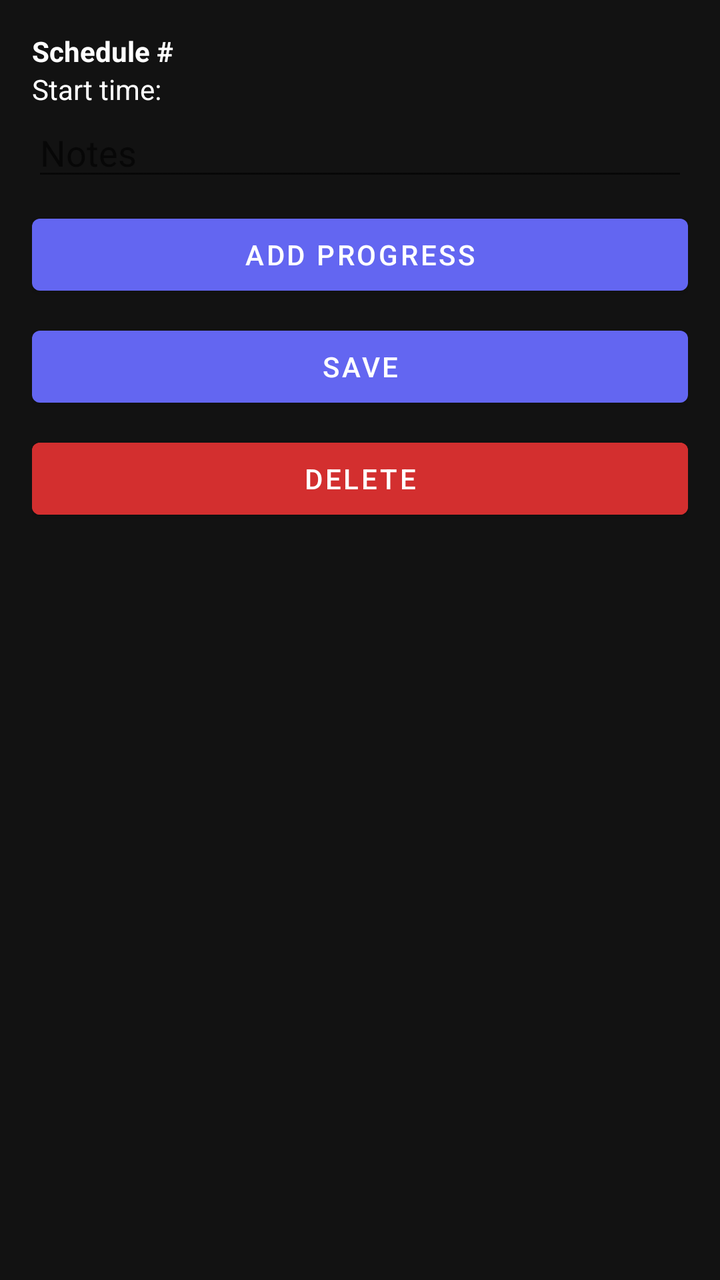
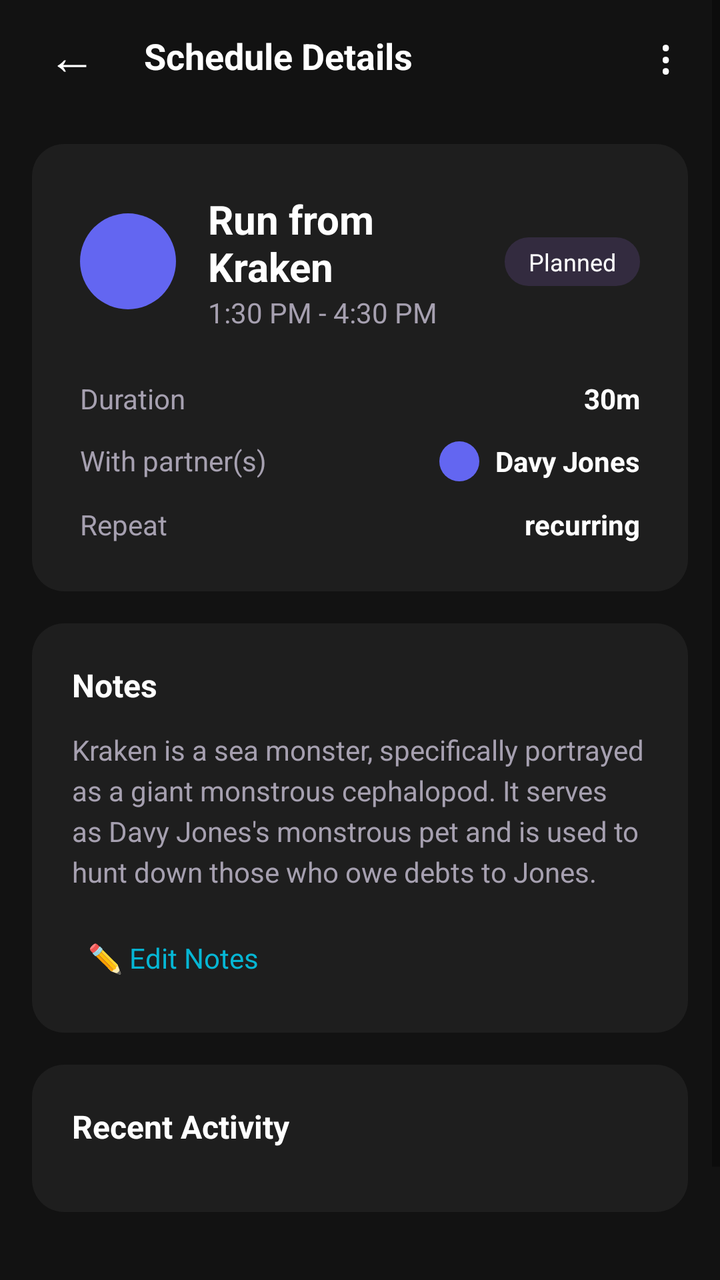

Before-and-after screenshots of an Android layout around one commit, followed by the original layout XML and the change that was made.
<!-- AndroidManifest.xml: application theme Theme.MyApplication -->
<!-- res/layout/activity_schedule_detail.xml -->
<?xml version="1.0" encoding="utf-8"?>
<ScrollView xmlns:android="http://schemas.android.com/apk/res/android"
    android:layout_width="match_parent"
    android:layout_height="match_parent"
    android:padding="16dp">

    <LinearLayout
        android:orientation="vertical"
        android:layout_width="match_parent"
        android:layout_height="wrap_content">

        <TextView
            android:id="@+id/tvScheduleId"
            android:layout_width="wrap_content"
            android:layout_height="wrap_content"
            android:text="Schedule #"
            android:textStyle="bold" />

        <TextView
            android:id="@+id/tvStartTime"
            android:layout_width="match_parent"
            android:layout_height="wrap_content"
            android:text="Start time:" />

        <EditText
            android:id="@+id/etNotes"
            android:layout_width="match_parent"
            android:layout_height="wrap_content"
            android:hint="Notes" />
        <Button
            android:id="@+id/btnAddProgress"
            android:layout_width="match_parent"
            android:layout_height="wrap_content"
            android:text="Add Progress"
            android:layout_marginTop="8dp" />

        <Button
            android:id="@+id/btnSave"
            android:layout_width="match_parent"
            android:layout_height="wrap_content"
            android:text="Save"
            android:layout_marginTop="8dp" />

        <Button
            android:id="@+id/btnDelete"
            android:layout_width="match_parent"
            android:layout_height="wrap_content"
            android:text="Delete"
            android:layout_marginTop="8dp"
            android:backgroundTint="#D32F2F"
            android:textColor="#FFFFFF" />

    </LinearLayout>

</ScrollView>
<!-- resources referenced by this layout -->
<resources>
  <style name="Theme.MyApplication" parent="Theme.MaterialComponents.DayNight.DarkActionBar">
          
          <item name="colorPrimary">@color/accent_purple_start</item>
          <item name="colorPrimaryVariant">@color/accent_purple_end</item>
          <item name="colorOnPrimary">@color/text_primary</item>
  
          <item name="colorSecondary">@color/accent_green</item>
          <item name="colorOnSecondary">@color/text_primary</item>
  
          <item name="android:statusBarColor">@color/bg_default</item>
          <item name="android:navigationBarColor">@color/bg_default</item>
  
          
          <item name="android:colorBackground">@color/bg_default</item>
          <item name="android:textColor">@color/text_primary</item>
          <item name="android:windowBackground">@color/bg_default</item>
      </style>
  <color name="accent_purple_start">#6366F1</color>
  <color name="accent_purple_end">#8B5CF6</color>
  <color name="text_primary">#FFFFFF</color>
  <color name="accent_green">#10B981</color>
  <color name="bg_default">#121212</color>
</resources>

<!-- the commit's change to res/layout/activity_schedule_detail.xml (unified diff, before → after) -->
@@ -2,53 +2,349 @@
 <ScrollView xmlns:android="http://schemas.android.com/apk/res/android"
     android:layout_width="match_parent"
     android:layout_height="match_parent"
-    android:padding="16dp">
+    android:background="@color/bg_default"
+    android:fillViewport="true">
 
     <LinearLayout
-        android:orientation="vertical"
         android:layout_width="match_parent"
-        android:layout_height="wrap_content">
-
+        android:layout_height="wrap_content"
+        android:orientation="vertical">
+
+        
+        <LinearLayout
+            android:layout_width="match_parent"
+            android:layout_height="56dp"
+            android:background="@color/bg_default"
+            android:gravity="center_vertical"
+            android:orientation="horizontal"
+            android:paddingStart="16dp"
+            android:paddingEnd="16dp">
+
+            <TextView
+                android:id="@+id/btnBack"
+                android:layout_width="wrap_content"
+                android:layout_height="wrap_content"
+                android:background="?attr/selectableItemBackgroundBorderless"
+                android:clickable="true"
+                android:focusable="true"
+                android:padding="8dp"
+                android:text="←"
+                android:textColor="@color/text_primary"
+                android:textSize="24sp" />
+
+            <TextView
+                android:layout_width="0dp"
+                android:layout_height="wrap_content"
+                android:layout_marginStart="16dp"
+                android:layout_weight="1"
+                android:text="Schedule Details"
+                android:textColor="@color/text_primary"
+                android:textSize="18sp"
+                android:textStyle="bold" />
+
+            <TextView
+                android:id="@+id/btnMenu"
+                android:layout_width="wrap_content"
+                android:layout_height="wrap_content"
+                android:background="?attr/selectableItemBackgroundBorderless"
+                android:clickable="true"
+                android:focusable="true"
+                android:padding="8dp"
+                android:text="⋮"
+                android:textColor="@color/text_primary"
+                android:textSize="24sp" />
+
+        </LinearLayout>
+
+        
+        <LinearLayout
+            android:layout_width="match_parent"
+            android:layout_height="wrap_content"
+            android:layout_margin="16dp"
+            android:background="@drawable/bg_card"
+            android:orientation="vertical"
+            android:padding="24dp">
+
+            
+            <LinearLayout
+                android:layout_width="match_parent"
+                android:layout_height="wrap_content"
+                android:gravity="center_vertical"
+                android:orientation="horizontal">
+
+                <View
+                    android:id="@+id/ivHabitIcon"
+                    android:layout_width="48dp"
+                    android:layout_height="48dp"
+                    android:background="@drawable/bg_circle" />
+
+                <LinearLayout
+                    android:layout_width="0dp"
+                    android:layout_height="wrap_content"
+                    android:layout_marginStart="16dp"
+                    android:layout_weight="1"
+                    android:orientation="vertical">
+
+                    <TextView
+                        android:id="@+id/tvHabitName"
+                        android:layout_width="wrap_content"
+                        android:layout_height="wrap_content"
+                        android:text="Run from Kraken"
+                        android:textColor="@color/text_primary"
+                        android:textSize="20sp"
+                        android:textStyle="bold" />
+
+                    <TextView
+                        android:id="@+id/tvScheduleTime"
+                        android:layout_width="wrap_content"
+                        android:layout_height="wrap_content"
+                        android:text="1:30 PM - 4:30 PM"
+                        android:textColor="@color/text_secondary"
+                        android:textSize="14sp" />
+
+                </LinearLayout>
+
+                <TextView
+                    android:id="@+id/tvStatus"
+                    android:layout_width="wrap_content"
+                    android:layout_height="wrap_content"
+                    android:background="@drawable/bg_status_chip"
+                    android:paddingStart="12dp"
+                    android:paddingTop="4dp"
+                    android:paddingEnd="12dp"
+                    android:paddingBottom="4dp"
+                    android:text="Planned"
+                    android:textColor="@color/text_primary"
+                    android:textSize="12sp" />
+
+            </LinearLayout>
+
+            
+            <LinearLayout
+                android:layout_width="match_parent"
+                android:layout_height="wrap_content"
+                android:layout_marginTop="24dp"
+                android:orientation="vertical">
+
+                
+                <LinearLayout
+                    android:layout_width="match_parent"
+                    android:layout_height="wrap_content"
+                    android:orientation="horizontal">
+
+                    <TextView
+                        android:layout_width="0dp"
+                        android:layout_height="wrap_content"
+                        android:layout_weight="1"
+                        android:text="Duration"
+                        android:textColor="@color/text_secondary"
+                        android:textSize="14sp" />
+
+                    <TextView
+                        android:id="@+id/tvDuration"
+                        android:layout_width="wrap_content"
+                        android:layout_height="wrap_content"
+                        android:text="30m"
+                        android:textColor="@color/text_primary"
+                        android:textSize="14sp"
+                        android:textStyle="bold" />
+
+                </LinearLayout>
+
+                
+                <LinearLayout
+                    android:layout_width="match_parent"
+                    android:layout_height="wrap_content"
+                    android:layout_marginTop="12dp"
+                    android:orientation="horizontal">
+
+                    <TextView
+                        android:layout_width="0dp"
+                        android:layout_height="wrap_content"
+                        android:layout_weight="1"
+                        android:text="With partner(s)"
+                        android:textColor="@color/text_secondary"
+                        android:textSize="14sp" />
+
+                    <LinearLayout
+                        android:layout_width="wrap_content"
+                        android:layout_height="wrap_content"
+                        android:gravity="center_vertical"
+                        android:orientation="horizontal">
+
+                        <View
+                            android:id="@+id/ivPartnerAvatar"
+                            android:layout_width="20dp"
+                            android:layout_height="20dp"
+                            android:background="@drawable/bg_circle" />
+
+                        <TextView
+                            android:id="@+id/tvPartnerName"
+                            android:layout_width="wrap_content"
+                            android:layout_height="wrap_content"
+                            android:layout_marginStart="8dp"
+                            android:text="Davy Jones"
+                            android:textColor="@color/text_primary"
+                            android:textSize="14sp"
+                            android:textStyle="bold" />
+
+                    </LinearLayout>
+
+                </LinearLayout>
+
+                
+                <LinearLayout
+                    android:layout_width="match_parent"
+                    android:layout_height="wrap_content"
+                    android:layout_marginTop="12dp"
+                    android:orientation="horizontal">
+
+                    <TextView
+                        android:layout_width="0dp"
+                        android:layout_height="wrap_content"
+                        android:layout_weight="1"
+                        android:text="Repeat"
+                        android:textColor="@color/text_secondary"
+                        android:textSize="14sp" />
+
+                    <TextView
+                        android:id="@+id/tvRepeat"
+                        android:layout_width="wrap_content"
+                        android:layout_height="wrap_content"
+                        android:text="recurring"
+                        android:textColor="@color/text_primary"
+                        android:textSize="14sp"
+                        android:textStyle="bold" />
+
+                </LinearLayout>
+
+            </LinearLayout>
+
+        </LinearLayout>
+
+        
+        <LinearLayout
+            android:layout_width="match_parent"
+            android:layout_height="wrap_content"
+            android:layout_marginStart="16dp"
+            android:layout_marginEnd="16dp"
+            android:layout_marginBottom="16dp"
+            android:background="@drawable/bg_card"
+            android:orientation="vertical"
+            android:padding="20dp">
+
+            <TextView
+                android:layout_width="wrap_content"
+                android:layout_height="wrap_content"
+                android:text="Notes"
+                android:textColor="@color/text_primary"
+                android:textSize="16sp"
+                android:textStyle="bold" />
+
+            <TextView
+                android:id="@+id/tvNotes"
+                android:layout_width="match_parent"
+                android:layout_height="wrap_content"
+                android:layout_marginTop="12dp"
+                android:text="Kraken is a sea monster, specifically portrayed as a giant monstrous cephalopod. It serves as Davy Jones's monstrous pet and is used to hunt down those who owe debts to Jones."
+                android:textColor="@color/text_secondary"
+                android:textSize="14sp"
+                android:lineSpacingExtra="4dp" />
+
+            <TextView
+                android:id="@+id/btnEditNotes"
+                android:layout_width="wrap_content"
+                android:layout_height="wrap_content"
+                android:layout_marginTop="16dp"
+                android:background="?attr/selectableItemBackground"
+                android:clickable="true"
+                android:focusable="true"
+                android:padding="8dp"
+                android:text="✏️ Edit Notes"
+                android:textColor="@color/accent_cyan"
+                android:textSize="14sp" />
+
+        </LinearLayout>
+
+        
+        <LinearLayout
+            android:layout_width="match_parent"
+            android:layout_height="wrap_content"
+            android:layout_marginStart="16dp"
+            android:layout_marginEnd="16dp"
+            android:layout_marginBottom="16dp"
+            android:background="@drawable/bg_card"
+            android:orientation="vertical"
+            android:padding="20dp">
+
+            <TextView
+                android:layout_width="wrap_content"
+                android:layout_height="wrap_content"
+                android:text="Recent Activity"
+                android:textColor="@color/text_primary"
+                android:textSize="16sp"
+                android:textStyle="bold" />
+
+            <LinearLayout
+                android:id="@+id/llRecentActivities"
+                android:layout_width="match_parent"
+                android:layout_height="wrap_content"
+                android:layout_marginTop="12dp"
+                android:orientation="vertical">
+
+                
+
+            </LinearLayout>
+
+        </LinearLayout>
+
+        
+        <Button
+            android:id="@+id/fabAddProgress"
+            android:layout_width="match_parent"
+            android:layout_height="wrap_content"
+            android:layout_margin="16dp"
+            android:backgroundTint="@color/accent_green"
+            android:text="Add Progress"
+            android:textColor="@color/text_primary"
+            android:textSize="16sp" />
+
+        
         <TextView
             android:id="@+id/tvScheduleId"
-            android:layout_width="wrap_content"
-            android:layout_height="wrap_content"
-            android:text="Schedule #"
-            android:textStyle="bold" />
+            android:layout_width="0dp"
+            android:layout_height="0dp"
+            android:visibility="gone" />
 
         <TextView
             android:id="@+id/tvStartTime"
-            android:layout_width="match_parent"
-            android:layout_height="wrap_content"
-            android:text="Start time:" />
+            android:layout_width="0dp"
+            android:layout_height="0dp"
+            android:visibility="gone" />
 
         <EditText
             android:id="@+id/etNotes"
-            android:layout_width="match_parent"
-            android:layout_height="wrap_content"
-            android:hint="Notes" />
+            android:layout_width="0dp"
+            android:layout_height="0dp"
+            android:visibility="gone" />
+
         <Button
             android:id="@+id/btnAddProgress"
-            android:layout_width="match_parent"
-            android:layout_height="wrap_content"
-            android:text="Add Progress"
-            android:layout_marginTop="8dp" />
+            android:layout_width="0dp"
+            android:layout_height="0dp"
+            android:visibility="gone" />
 
         <Button
             android:id="@+id/btnSave"
-            android:layout_width="match_parent"
-            android:layout_height="wrap_content"
-            android:text="Save"
-            android:layout_marginTop="8dp" />
+            android:layout_width="0dp"
+            android:layout_height="0dp"
+            android:visibility="gone" />
 
         <Button
             android:id="@+id/btnDelete"
-            android:layout_width="match_parent"
-            android:layout_height="wrap_content"
-            android:text="Delete"
-            android:layout_marginTop="8dp"
-            android:backgroundTint="#D32F2F"
-            android:textColor="#FFFFFF" />
+            android:layout_width="0dp"
+            android:layout_height="0dp"
+            android:visibility="gone" />
 
     </LinearLayout>
 
<!-- resource entries referenced after the edit -->
@@ -1,5 +1,6 @@
 <!-- resources referenced by this layout -->
 <resources>
+  <color name="accent_cyan">#06B6D4</color>
   <style name="Theme.MyApplication" parent="Theme.MaterialComponents.DayNight.DarkActionBar">
           
           <item name="colorPrimary">@color/accent_purple_start</item>
@@ -17,9 +18,32 @@
           <item name="android:textColor">@color/text_primary</item>
           <item name="android:windowBackground">@color/bg_default</item>
       </style>
+  <color name="card_bg">#1E1E1E</color>
   <color name="accent_purple_start">#6366F1</color>
+  <color name="input_stroke">#332B3F</color>
   <color name="accent_purple_end">#8B5CF6</color>
   <color name="text_primary">#FFFFFF</color>
+  <color name="text_secondary">#A6A0B0</color>
+  <!-- drawable bg_card (drawable) -->
+  <?xml version="1.0" encoding="utf-8"?>
+  <shape xmlns:android="http://schemas.android.com/apk/res/android" android:shape="rectangle">
+      <solid android:color="@color/card_bg" />
+      <corners android:radius="16dp" />
+      <padding android:left="12dp" android:top="12dp" android:right="12dp" android:bottom="12dp" />
+  </shape>
+  <!-- drawable bg_circle (drawable) -->
+  <?xml version="1.0" encoding="utf-8"?>
+  <shape xmlns:android="http://schemas.android.com/apk/res/android" android:shape="oval">
+      <solid android:color="@color/accent_purple_start" />
+      <size android:width="48dp" android:height="48dp" />
+  </shape>
+  <!-- drawable bg_status_chip (drawable) -->
+  <?xml version="1.0" encoding="utf-8"?>
+  <shape xmlns:android="http://schemas.android.com/apk/res/android" android:shape="rectangle">
+      <solid android:color="@color/input_stroke" />
+      <corners android:radius="12dp" />
+      <padding android:left="8dp" android:top="4dp" android:right="8dp" android:bottom="4dp" />
+  </shape>
   <color name="accent_green">#10B981</color>
   <color name="bg_default">#121212</color>
 </resources>
